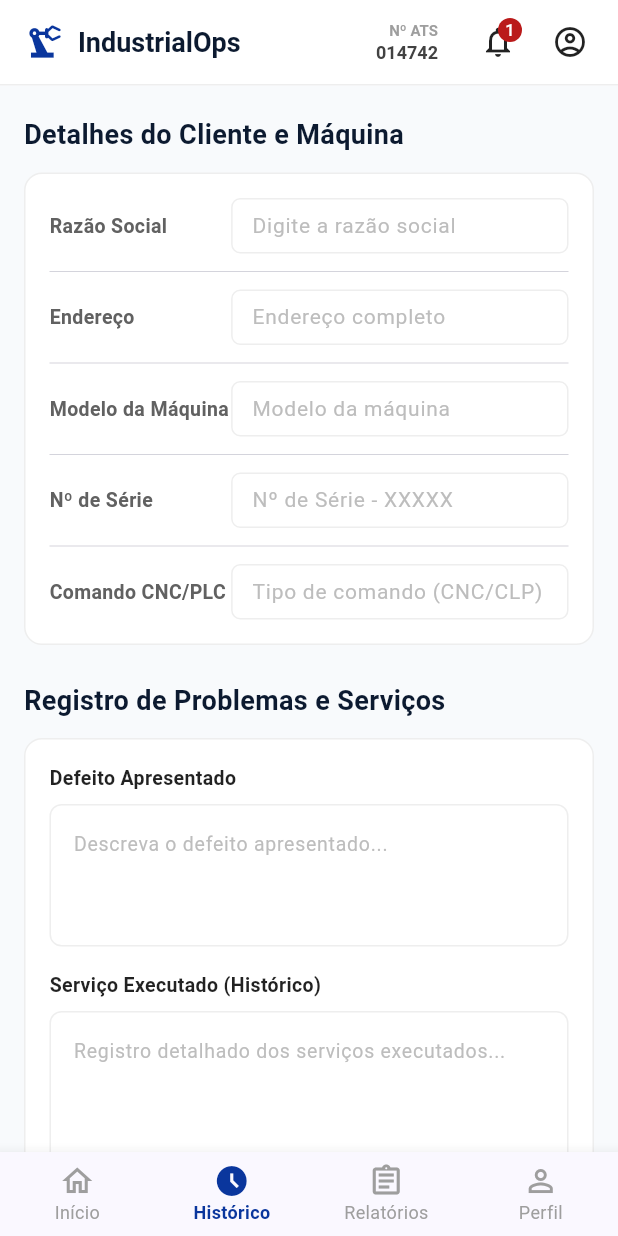
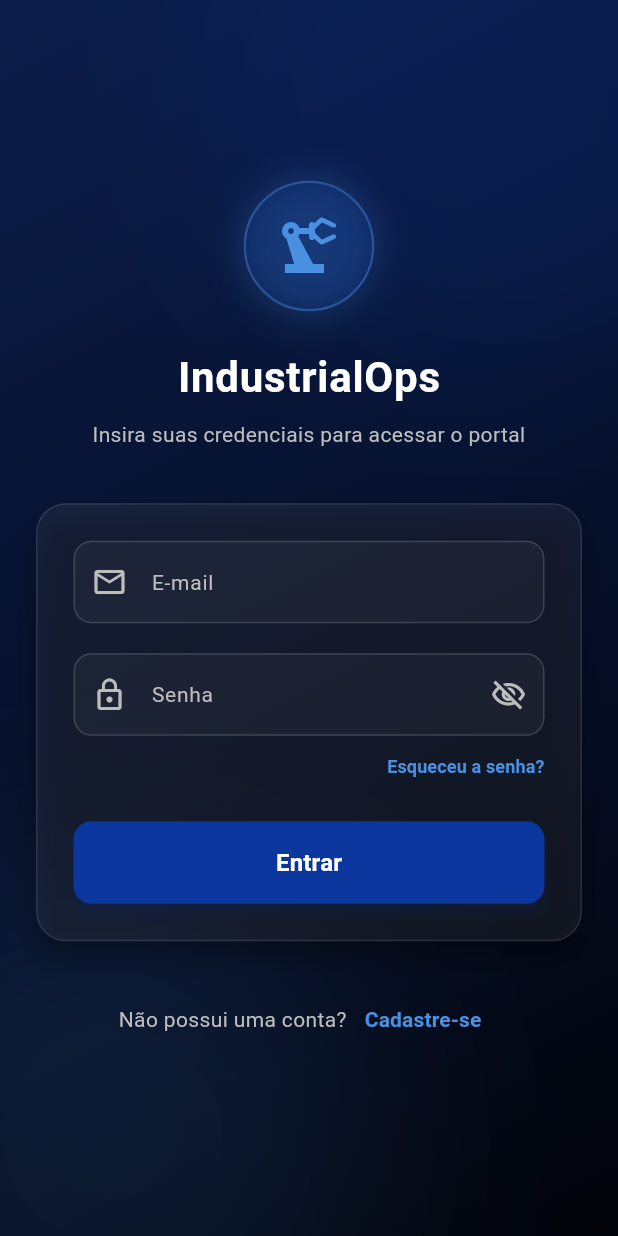
Before and after one commit to Cabeca10/app_ats-, a Flutter app: the screen it shows after launch, on a phone screen of 412 x 824 dp. Run offline on Flutter 3.47's test engine with Material 3 defaults, Android fonts, the phone set to English and light mode, and no system bars; our stand-ins replace supabase_flutter; accounts and stored records are empty.

Commit message:
Estrutura de autenticacao e tela de login

```diff
--- a/lib/main.dart
+++ b/lib/main.dart
@@ -1,6 +1,18 @@
+import 'dart:async';
 import 'package:flutter/material.dart';
+import 'package:supabase_flutter/supabase_flutter.dart';
+import 'screens/auth/login_screen.dart';
 
-void main() {
+Future<void> main() async {
+  WidgetsFlutterBinding.ensureInitialized();
+
+  // TODO: Replace with your actual Supabase URL and Anon Key
+  await Supabase.initialize(
+    url: 'https://your-supabase-url.supabase.co',
+    // ignore: deprecated_member_use
+    anonKey: 'your-supabase-anon-key',
+  );
+
   runApp(const MyApp());
 }
 
@@ -21,8 +33,58 @@ class MyApp extends StatelessWidget {
         useMaterial3: true,
         fontFamily: 'Roboto',
       ),
-      home: const AtsReportScreen(),
+      home: const AuthWrapper(),
     );
+  }
+}
+
+class AuthWrapper extends StatefulWidget {
+  const AuthWrapper({super.key});
+
+  @override
+  State<AuthWrapper> createState() => _AuthWrapperState();
+}
+
+class _AuthWrapperState extends State<AuthWrapper> {
+  late final StreamSubscription<AuthState> _authSubscription;
+  bool _initialCheckDone = false;
+  Session? _session;
+
+  @override
+  void initState() {
+    super.initState();
+    _session = Supabase.instance.client.auth.currentSession;
+    _initialCheckDone = true;
+    _authSubscription = Supabase.instance.client.auth.onAuthStateChange.listen((data) {
+      setState(() {
+        _session = data.session;
+      });
+    });
+  }
+
+  @override
+  void dispose() {
+    _authSubscription.cancel();
+    super.dispose();
+  }
+
+  @override
+  Widget build(BuildContext context) {
+    if (!_initialCheckDone) {
+      return const Scaffold(
+        body: Center(
+          child: CircularProgressIndicator(
+            color: Color(0xFF0A369D),
+          ),
+        ),
+      );
+    }
+
+    if (_session != null) {
+      return const AtsReportScreen();
+    } else {
+      return const LoginScreen();
+    }
   }
 }
 
@@ -282,7 +344,31 @@ class _AtsReportScreenState extends State<AtsReportScreen> {
           ),
           IconButton(
             icon: const Icon(Icons.account_circle_outlined, color: Colors.black87),
-            onPressed: () {},
+            onPressed: () {
+              showDialog(
+                context: context,
+                builder: (context) => AlertDialog(
+                  title: const Text('Sair'),
+                  content: const Text('Deseja realmente sair da sua conta?'),
+                  actions: [
+                    TextButton(
+                      onPressed: () => Navigator.pop(context),
+                      child: const Text('Cancelar'),
+                    ),
+                    TextButton(
+                      onPressed: () async {
+                        Navigator.pop(context);
+                        await Supabase.instance.client.auth.signOut();
+                      },
+                      child: const Text(
+                        'Sair',
+                        style: TextStyle(color: Colors.redAccent),
+                      ),
+                    ),
+                  ],
+                ),
+              );
+            },
           ),
           const SizedBox(width: 8),
         ],
--- /dev/null
+++ b/lib/screens/auth/login_screen.dart
@@ -0,0 +1,447 @@
+// ignore_for_file: deprecated_member_use
+
+import 'package:flutter/material.dart';
+import 'package:supabase_flutter/supabase_flutter.dart';
+
+class LoginScreen extends StatefulWidget {
+  const LoginScreen({super.key});
+
+  @override
+  State<LoginScreen> createState() => _LoginScreenState();
+}
+
+class _LoginScreenState extends State<LoginScreen> with SingleTickerProviderStateMixin {
+  final _formKey = GlobalKey<FormState>();
+  final _emailController = TextEditingController();
+  final _passwordController = TextEditingController();
+
+  bool _isLoading = false;
+  bool _obscurePassword = true;
+  bool _isSignUpMode = false;
+
+  late AnimationController _fadeController;
+  late Animation<double> _fadeAnimation;
+
+  @override
+  void initState() {
+    super.initState();
+    _fadeController = AnimationController(
+      vsync: this,
+      duration: const Duration(milliseconds: 600),
+    );
+    _fadeAnimation = CurvedAnimation(
+      parent: _fadeController,
+      curve: Curves.easeIn,
+    );
+    _fadeController.forward();
+  }
+
+  @override
+  void dispose() {
+    _emailController.dispose();
+    _passwordController.dispose();
+    _fadeController.dispose();
+    super.dispose();
+  }
+
+  Future<void> _handleAuth() async {
+    if (!_formKey.currentState!.validate()) return;
+
+    setState(() {
+      _isLoading = true;
+    });
+
+    final email = _emailController.text.trim();
+    final password = _passwordController.text.trim();
+
+    try {
+      if (_isSignUpMode) {
+        // Sign Up Flow
+        await Supabase.instance.client.auth.signUp(
+          email: email,
+          password: password,
+        );
+        if (mounted) {
+          ScaffoldMessenger.of(context).showSnackBar(
+            const SnackBar(
+              content: Text('Conta criada! Verifique seu e-mail para confirmação se necessário.'),
+              backgroundColor: Colors.green,
+            ),
+          );
+          setState(() {
+            _isSignUpMode = false;
+          });
+        }
+      } else {
+        // Sign In Flow
+        await Supabase.instance.client.auth.signInWithPassword(
+          email: email,
+          password: password,
+        );
+        // Auth state listener in main.dart will handle navigation
+      }
+    } on AuthException catch (e) {
+      if (mounted) {
+        ScaffoldMessenger.of(context).showSnackBar(
+          SnackBar(
+            content: Text(e.message),
+            backgroundColor: Colors.redAccent,
+            behavior: SnackBarBehavior.floating,
+            shape: RoundedRectangleBorder(borderRadius: BorderRadius.circular(10)),
+          ),
+        );
+      }
+    } catch (e) {
+      if (mounted) {
+        ScaffoldMessenger.of(context).showSnackBar(
+          SnackBar(
+            content: Text('Ocorreu um erro inesperado: $e'),
+            backgroundColor: Colors.redAccent,
+            behavior: SnackBarBehavior.floating,
+            shape: RoundedRectangleBorder(borderRadius: BorderRadius.circular(10)),
+          ),
+        );
+      }
+    } finally {
+      if (mounted) {
+        setState(() {
+          _isLoading = false;
+        });
+      }
+    }
+  }
+
+  @override
+  Widget build(BuildContext context) {
+    final size = MediaQuery.of(context).size;
+
+    return Scaffold(
+      body: Stack(
+        children: [
+          // Premium Background Gradient
+          Container(
+            width: double.infinity,
+            height: double.infinity,
+            decoration: const BoxDecoration(
+              gradient: LinearGradient(
+                begin: Alignment.topLeft,
+                end: Alignment.bottomRight,
+                colors: [
+                  Color(0xFF0C1D4A), // Rich Deep Navy
+                  Color(0xFF050E26), // Dark Midnight Blue
+                  Color(0xFF02040A), // Near Black
+                ],
+                stops: [0.0, 0.6, 1.0],
+              ),
+            ),
+          ),
+
+          // Subtle Glowing Orb background effect
+          Positioned(
+            top: -size.height * 0.15,
+            right: -size.width * 0.2,
+            child: Container(
+              width: size.width * 0.8,
+              height: size.width * 0.8,
+              decoration: BoxDecoration(
+                shape: BoxShape.circle,
+                boxShadow: [
+                  BoxShadow(
+                    color: const Color(0xFF0A369D).withOpacity(0.18),
+                    blurRadius: 100,
+                    spreadRadius: 40,
+                  ),
+                ],
+              ),
+            ),
+          ),
+          Positioned(
+            bottom: -size.height * 0.1,
+            left: -size.width * 0.2,
+            child: Container(
+              width: size.width * 0.7,
+              height: size.width * 0.7,
+              decoration: BoxDecoration(
+                shape: BoxShape.circle,
+                boxShadow: [
+                  BoxShadow(
+                    color: const Color(0xFF4A90E2).withOpacity(0.12),
+                    blurRadius: 120,
+                    spreadRadius: 40,
+                  ),
+                ],
+              ),
+            ),
+          ),
+
+          // Central Scrollable Form Content
+          SafeArea(
+            child: Center(
+              child: SingleChildScrollView(
+                padding: const EdgeInsets.symmetric(horizontal: 24.0),
+                child: FadeTransition(
+                  opacity: _fadeAnimation,
+                  child: Column(
+                    mainAxisAlignment: MainAxisAlignment.center,
+                    children: [
+                      // Animated / Neon themed Icon Header
+                      Container(
+                        padding: const EdgeInsets.all(18),
+                        decoration: BoxDecoration(
+                          shape: BoxShape.circle,
+                          color: const Color(0xFF0A369D).withOpacity(0.2),
+                          border: Border.all(
+                            color: const Color(0xFF4A90E2).withOpacity(0.4),
+                            width: 1.5,
+                          ),
+                          boxShadow: [
+                            BoxShadow(
+                              color: const Color(0xFF4A90E2).withOpacity(0.25),
+                              blurRadius: 20,
+                              spreadRadius: 2,
+                            ),
+                          ],
+                        ),
+                        child: const Icon(
+                          Icons.precision_manufacturing,
+                          size: 48,
+                          color: Color(0xFF4A90E2),
+                        ),
+                      ),
+                      const SizedBox(height: 24),
+
+                      // Title Text
+                      const Text(
+                        'IndustrialOps',
+                        style: TextStyle(
+                          fontSize: 28,
+                          fontWeight: FontWeight.bold,
+                          color: Colors.white,
+                          letterSpacing: 0.5,
+                        ),
+                      ),
+                      const SizedBox(height: 8),
+                      Text(
+                        _isSignUpMode
+                            ? 'Crie sua conta para começar'
+                            : 'Insira suas credenciais para acessar o portal',
+                        textAlign: TextAlign.center,
+                        style: TextStyle(
+                          fontSize: 14,
+                          color: Colors.grey.shade400,
+                        ),
+                      ),
+                      const SizedBox(height: 36),
+
+                      // Glassmorphic Login Card
+                      Container(
+                        padding: const EdgeInsets.all(24.0),
+                        decoration: BoxDecoration(
+                          color: Colors.white.withOpacity(0.06),
+                          borderRadius: BorderRadius.circular(20),
+                          border: Border.all(
+                            color: Colors.white.withOpacity(0.1),
+                            width: 1.0,
+                          ),
+                          boxShadow: [
+                            BoxShadow(
+                              color: Colors.black.withOpacity(0.3),
+                              blurRadius: 15,
+                              offset: const Offset(0, 10),
+                            ),
+                          ],
+                        ),
+                        child: Form(
+                          key: _formKey,
+                          child: Column(
+                            crossAxisAlignment: CrossAxisAlignment.stretch,
+                            children: [
+                              // Email Input
+                              TextFormField(
+                                controller: _emailController,
+                                keyboardType: TextInputType.emailAddress,
+                                style: const TextStyle(color: Colors.white, fontSize: 15),
+                                decoration: InputDecoration(
+                                  labelText: 'E-mail',
+                                  labelStyle: TextStyle(color: Colors.grey.shade400, fontSize: 14),
+                                  prefixIcon: Icon(Icons.email_outlined, color: Colors.grey.shade400),
+                                  filled: true,
+                                  fillColor: Colors.white.withOpacity(0.04),
+                                  border: OutlineInputBorder(
+                                    borderRadius: BorderRadius.circular(12),
+                                    borderSide: BorderSide(color: Colors.white.withOpacity(0.1)),
+                                  ),
+                                  enabledBorder: OutlineInputBorder(
+                                    borderRadius: BorderRadius.circular(12),
+                                    borderSide: BorderSide(color: Colors.white.withOpacity(0.15)),
+                                  ),
+                                  focusedBorder: OutlineInputBorder(
+                                    borderRadius: BorderRadius.circular(12),
+                                    borderSide: const BorderSide(color: Color(0xFF4A90E2), width: 1.5),
+                                  ),
+                                  errorStyle: const TextStyle(color: Colors.redAccent),
+                                ),
+                                validator: (value) {
+                                  if (value == null || value.trim().isEmpty) {
+                                    return 'Por favor, insira seu e-mail';
+                                  }
+                                  if (!RegExp(r'^[\w-\.]+@([\w-]+\.)+[\w-]{2,4}$').hasMatch(value.trim())) {
+                                    return 'Insira um e-mail válido';
+                                  }
+                                  return null;
+                                },
+                              ),
+                              const SizedBox(height: 20),
+
+                              // Password Input
+                              TextFormField(
+                                controller: _passwordController,
+                                obscureText: _obscurePassword,
+                                style: const TextStyle(color: Colors.white, fontSize: 15),
+                                decoration: InputDecoration(
+                                  labelText: 'Senha',
+                                  labelStyle: TextStyle(color: Colors.grey.shade400, fontSize: 14),
+                                  prefixIcon: Icon(Icons.lock_outline, color: Colors.grey.shade400),
+                                  suffixIcon: IconButton(
+                                    icon: Icon(
+                                      _obscurePassword ? Icons.visibility_off_outlined : Icons.visibility_outlined,
+                                      color: Colors.grey.shade400,
+                                    ),
+                                    onPressed: () {
+                                      setState(() {
+                                        _obscurePassword = !_obscurePassword;
+                                      });
+                                    },
+                                  ),
+                                  filled: true,
+                                  fillColor: Colors.white.withOpacity(0.04),
+                                  border: OutlineInputBorder(
+                                    borderRadius: BorderRadius.circular(12),
+                                    borderSide: BorderSide(color: Colors.white.withOpacity(0.1)),
+                                  ),
+                                  enabledBorder: OutlineInputBorder(
+                                    borderRadius: BorderRadius.circular(12),
+                                    borderSide: BorderSide(color: Colors.white.withOpacity(0.15)),
+                                  ),
+                                  focusedBorder: OutlineInputBorder(
+                                    borderRadius: BorderRadius.circular(12),
+                                    borderSide: const BorderSide(color: Color(0xFF4A90E2), width: 1.5),
+                                  ),
+                                  errorStyle: const TextStyle(color: Colors.redAccent),
+                                ),
+                                validator: (value) {
+                                  if (value == null || value.trim().isEmpty) {
+                                    return 'Por favor, insira sua senha';
+                                  }
+                                  if (value.length < 6) {
+                                    return 'A senha deve conter ao menos 6 caracteres';
+                                  }
+                                  return null;
+                                },
+                              ),
+                              const SizedBox(height: 12),
+
+                              // Forgot password link (only in login mode)
+                              if (!_isSignUpMode)
+                                Align(
+                                  alignment: Alignment.centerRight,
+                                  child: TextButton(
+                                    onPressed: () {
+                                      ScaffoldMessenger.of(context).showSnackBar(
+                                        const SnackBar(
+                                          content: Text('Função de recuperação de senha não configurada.'),
+                                          backgroundColor: Colors.blueAccent,
+                                        ),
+                                      );
+                                    },
+                                    style: TextButton.styleFrom(
+                                      padding: EdgeInsets.zero,
+                                      minimumSize: Size.zero,
+                                      tapTargetSize: MaterialTapTargetSize.shrinkWrap,
+                                    ),
+                                    child: const Text(
+                                      'Esqueceu a senha?',
+                                      style: TextStyle(
+                                        color: Color(0xFF4A90E2),
+                                        fontSize: 12,
+                                        fontWeight: FontWeight.w600,
+                                      ),
+                                    ),
+                                  ),
+                                ),
+                              const SizedBox(height: 28),
+
+                              // Auth Action Button
+                              ElevatedButton(
+                                onPressed: _isLoading ? null : _handleAuth,
+                                style: ElevatedButton.styleFrom(
+                                  padding: const EdgeInsets.symmetric(vertical: 16),
+                                  shape: RoundedRectangleBorder(
+                                    borderRadius: BorderRadius.circular(12),
+                                  ),
+                                  backgroundColor: const Color(0xFF0A369D),
+                                  disabledBackgroundColor: const Color(0xFF0A369D).withOpacity(0.5),
+                                  foregroundColor: Colors.white,
+                                  elevation: 4,
+                                  shadowColor: const Color(0xFF0A369D).withOpacity(0.5),
+                                ),
+                                child: _isLoading
+                                    ? const SizedBox(
+                                        height: 20,
+                                        width: 20,
+                                        child: CircularProgressIndicator(
+                                          color: Colors.white,
+                                          strokeWidth: 2,
+                                        ),
+                                      )
+                                    : Text(
+                                        _isSignUpMode ? 'Criar Conta' : 'Entrar',
+                                        style: const TextStyle(
+                                          fontSize: 16,
+                                          fontWeight: FontWeight.bold,
+                                        ),
+                                      ),
+                              ),
+                            ],
+                          ),
+                        ),
+                      ),
+                      const SizedBox(height: 28),
+
+                      // Toggle Auth Mode Link
+                      Row(
+                        mainAxisAlignment: MainAxisAlignment.center,
+                        children: [
+                          Text(
+                            _isSignUpMode ? 'Já possui uma conta?' : 'Não possui uma conta?',
+                            style: TextStyle(color: Colors.grey.shade400, fontSize: 14),
+                          ),
+                          TextButton(
+                            onPressed: () {
+                              setState(() {
+                                _isSignUpMode = !_isSignUpMode;
+                                _formKey.currentState?.reset();
+                              });
+                            },
+                            child: Text(
+                              _isSignUpMode ? 'Fazer Login' : 'Cadastre-se',
+                              style: const TextStyle(
+                                color: Color(0xFF4A90E2),
+                                fontWeight: FontWeight.bold,
+                                fontSize: 14,
+                              ),
+                            ),
+                          ),
+                        ],
+                      ),
+                    ],
+                  ),
+                ),
+              ),
+            ),
+          ),
+        ],
+      ),
+    );
+  }
+}
--- a/pubspec.yaml
+++ b/pubspec.yaml
@@ -34,6 +34,7 @@ dependencies:
   # The following adds the Cupertino Icons font to your application.
   # Use with the CupertinoIcons class for iOS style icons.
   cupertino_icons: ^1.0.8
+  supabase_flutter: ^2.15.4
 
 dev_dependencies:
   flutter_test:
```
Also changed, not shown: pubspec.lock, 5 other files.
